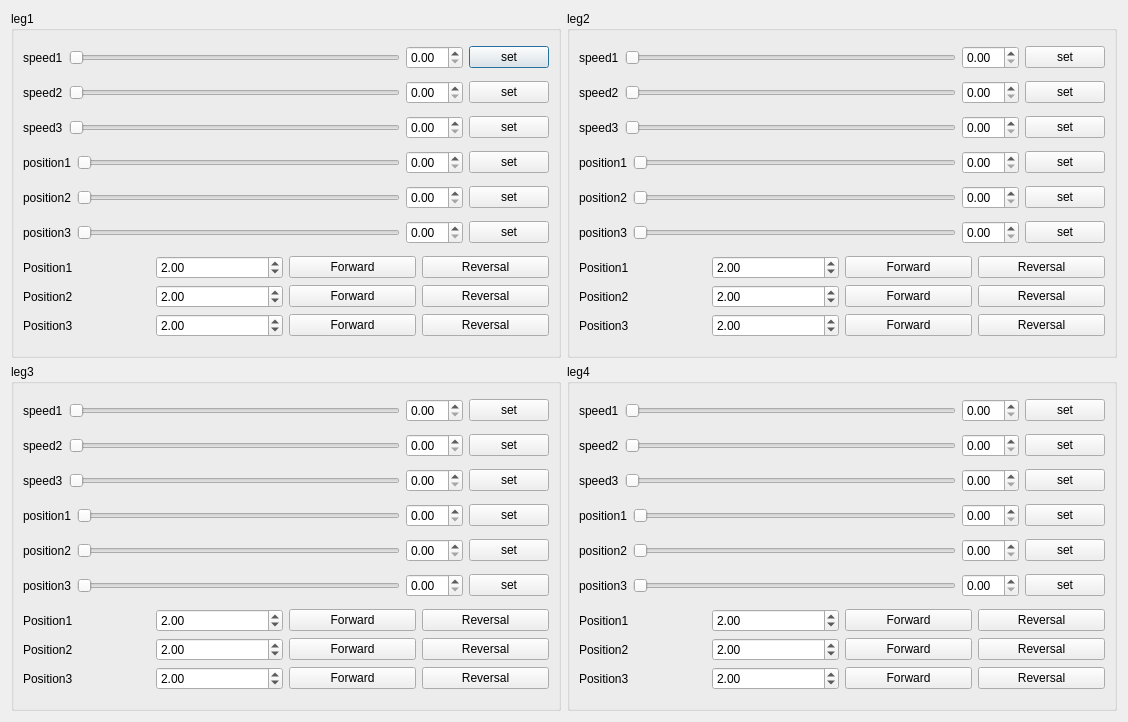
Before: the Qt Designer form jointcontrol.ui in lianglunfei/Robot2020-QT, drawn with Qt 5.
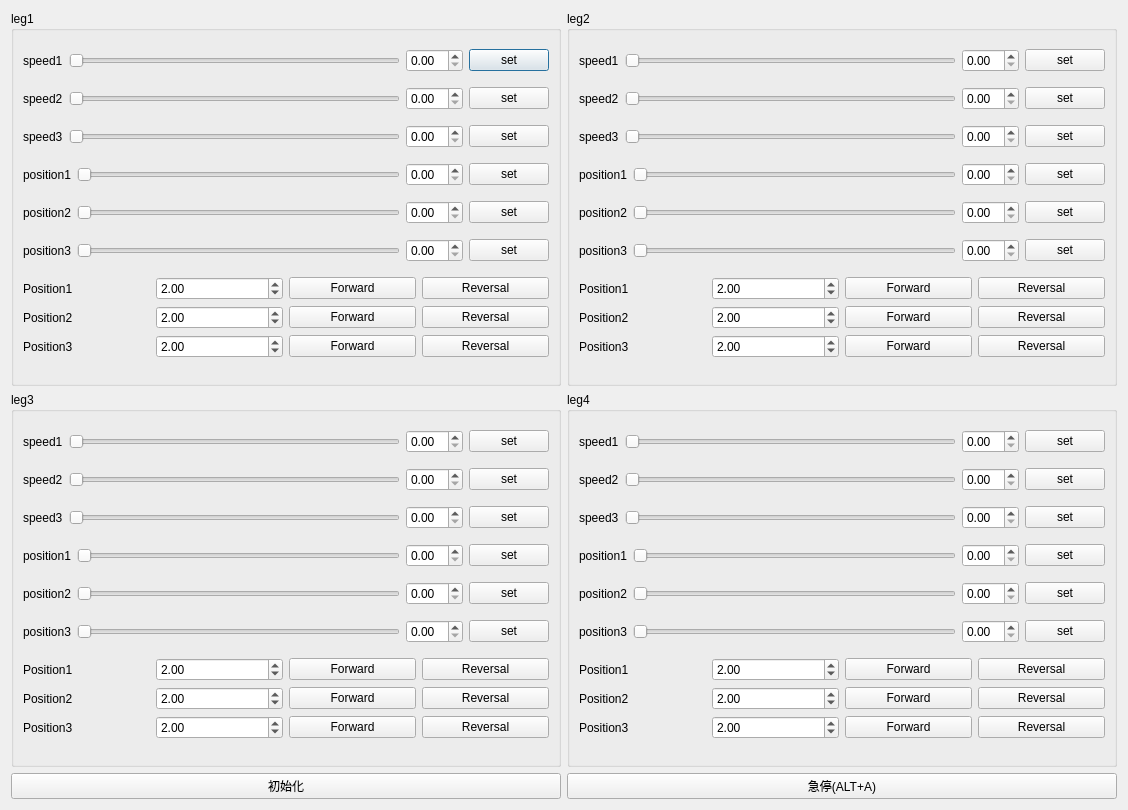
After: the same form once the commit is applied. Icons and pictures are not drawn. Custom widgets are drawn as their Qt base class.

Commit message: 控制部分增加初始化、急停

Diff of the .ui file:
```diff
--- a/jointcontrol.ui
+++ b/jointcontrol.ui
@@ -7,12 +7,14 @@
     <x>0</x>
     <y>0</y>
     <width>1128</width>
-    <height>722</height>
+    <height>810</height>
    </rect>
   </property>
   <property name="windowTitle">
    <string>Dialog</string>
   </property>
+  <layout class="QVBoxLayout" name="verticalLayout_5">
+   <item>
   <layout class="QGridLayout" name="gridLayout">
    <item row="0" column="0">
     <widget class="QGroupBox" name="groupBox">
@@ -2005,6 +2007,26 @@
     </widget>
    </item>
   </layout>
+   </item>
+   <item>
+    <layout class="QHBoxLayout" name="horizontalLayout">
+     <item>
+      <widget class="QPushButton" name="initDriverPushButton">
+       <property name="text">
+        <string>初始化</string>
+       </property>
+      </widget>
+     </item>
+     <item>
+      <widget class="QPushButton" name="emergencyStopPushButton">
+       <property name="text">
+        <string>急停(ALT+A)</string>
+       </property>
+      </widget>
+     </item>
+    </layout>
+   </item>
+  </layout>
  </widget>
  <customwidgets>
   <customwidget>
```
Left out of the diff: 52 changed lines with no effect on the pictures. Lines whose indentation alone changed are shown as unchanged. The commit also changes 2 other files.
